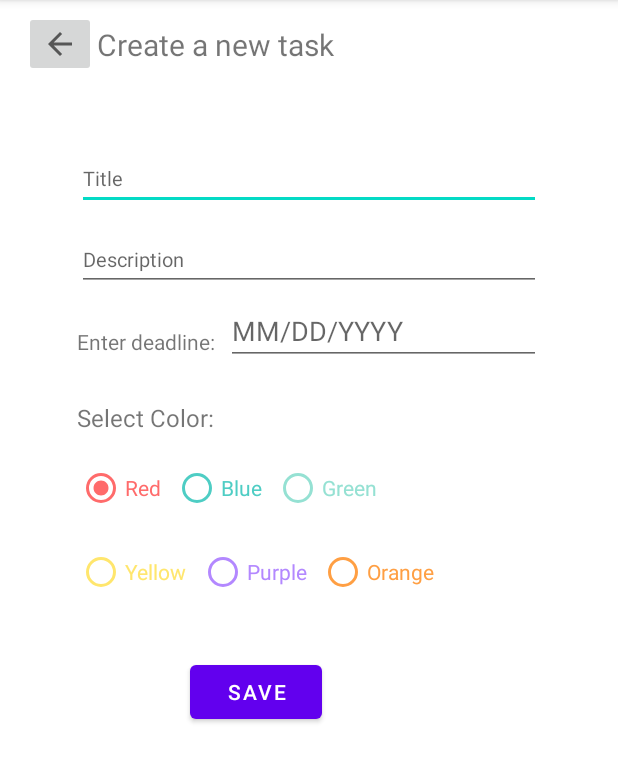
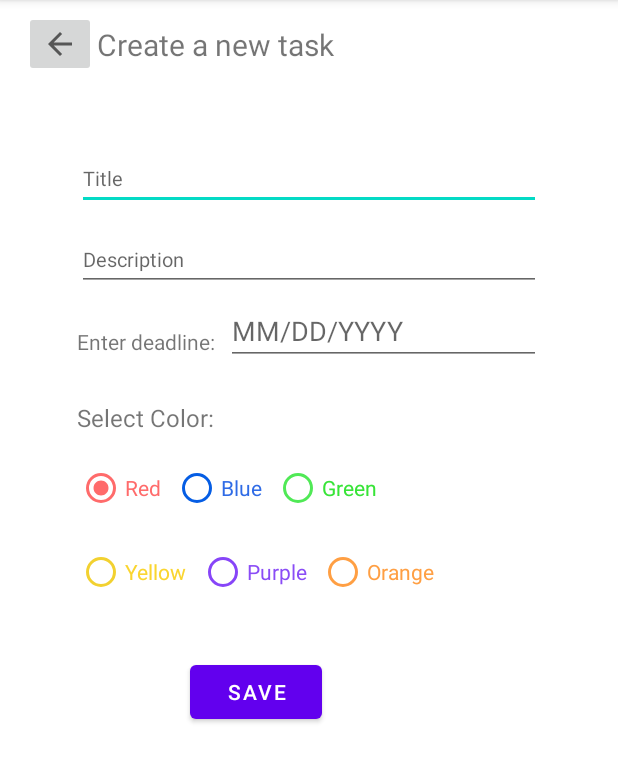
Before and after one commit to shekinamw/To-Do-Mobile-App, an Android app: the NewTask screen opened directly, with no data from a screen before it, on a phone screen of 412 x 824 dp, the part 84-867 px from its top. Run offline under Robolectric (Android 15) with nearby library versions, the phone set to English and light mode, and no system bars.

Commit message:
Changed Color Picker Button and text colors to be more visible

```diff
--- a/app/src/main/res/layout/activity_new_task.xml
+++ b/app/src/main/res/layout/activity_new_task.xml
@@ -117,18 +117,18 @@
             android:layout_width="wrap_content"
             android:layout_height="wrap_content"
             android:layout_marginStart="8dp"
-            android:buttonTint="#4ECDC4"
+            android:buttonTint="#055DE4"
             android:text="Blue"
-            android:textColor="#4ECDC4" />
+            android:textColor="#2F6BE6" />
 
         <RadioButton
             android:id="@+id/radio_green"
             android:layout_width="wrap_content"
             android:layout_height="wrap_content"
             android:layout_marginStart="8dp"
-            android:buttonTint="#95E1D3"
+            android:buttonTint="#50E956"
             android:text="Green"
-            android:textColor="#95E1D3" />
+            android:textColor="#37E437" />
 
     </RadioGroup>
 
@@ -145,18 +145,18 @@
             android:id="@+id/radio_yellow"
             android:layout_width="wrap_content"
             android:layout_height="wrap_content"
-            android:buttonTint="#FFE66D"
+            android:buttonTint="#F2D130"
             android:text="Yellow"
-            android:textColor="#FFE66D" />
+            android:textColor="#FAD52F" />
 
         <RadioButton
             android:id="@+id/radio_purple"
             android:layout_width="wrap_content"
             android:layout_height="wrap_content"
             android:layout_marginStart="8dp"
-            android:buttonTint="#B388FF"
+            android:buttonTint="#8745F8"
             android:text="Purple"
-            android:textColor="#B388FF" />
+            android:textColor="#8A4CF6" />
 
         <RadioButton
             android:id="@+id/radio_orange"
```
